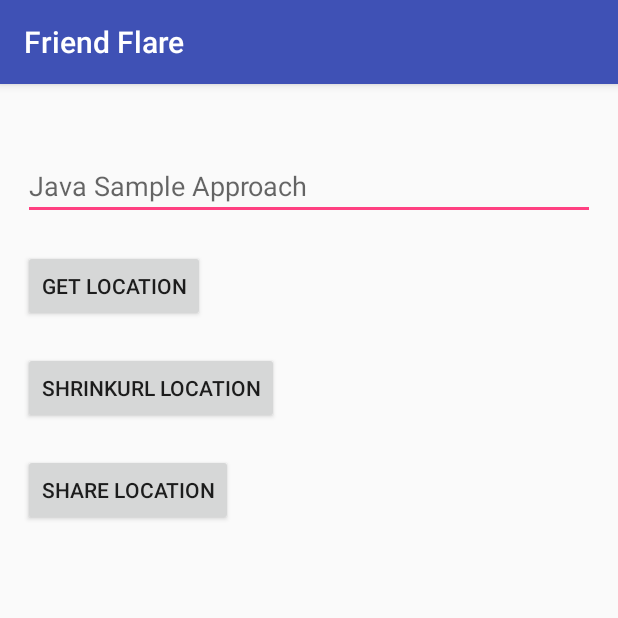
After one commit to paulin/-, an Android app: the SendLocationActivity screen opened directly, with no data from a screen before it, on a phone screen of 412 x 824 dp, the top half of it. The commit adds this screen. Run offline under Robolectric (Android 15) with nearby library versions, the phone set to English and light mode, and no system bars.

Commit message:
Added the get location screen

```diff
--- a/FriendFlare/src/main/AndroidManifest.xml
+++ b/FriendFlare/src/main/AndroidManifest.xml
@@ -26,7 +26,7 @@
                 <action android:name="android.intent.action.BOOT_COMPLETED"/>
             </intent-filter>
         </receiver>
-
+        <activity android:name=".SendLocationActivity"></activity>
     </application>
 
 </manifest>
--- /dev/null
+++ b/FriendFlare/src/main/java/com/mop/friendflare/SendLocationActivity.kt
@@ -0,0 +1,50 @@
+package com.mop.friendflare
+
+import android.content.ContentValues
+import android.os.Bundle
+import android.support.v7.app.AppCompatActivity
+import android.widget.Toast
+import kotlinx.android.synthetic.main.activity_location_request.*
+import kotlinx.android.synthetic.main.activity_send_location.*
+
+class SendLocationActivity : AppCompatActivity() {
+
+    var id = 0
+
+    override fun onCreate(savedInstanceState: Bundle?) {
+        super.onCreate(savedInstanceState)
+        setContentView(R.layout.activity_send_location)
+
+        try {
+            var bundle: Bundle = intent.extras
+            id = bundle.getInt("MainActId", 0)
+            if (id != 0) {
+                edtContent.setText(bundle.getString("MainActContent"))
+            }
+        } catch (ex: Exception) {
+        }
+
+        btGetGeo.setOnClickListener {
+
+            var values = ContentValues()
+
+
+            Toast.makeText(this, "Got GEO!", Toast.LENGTH_LONG).show()
+            values.put("Content", edtContent.text.toString())
+        }
+
+
+        btShrink.setOnClickListener {
+            Toast.makeText(this, "Shrinking URL", Toast.LENGTH_LONG).show()
+
+            var values = ContentValues()
+
+            values.put("Content", edtContent.text.toString())
+
+        }
+
+        btSend.setOnClickListener {
+            Toast.makeText(this, "Sending Geo", Toast.LENGTH_LONG).show()
+        }
+    }
+}
--- /dev/null
+++ b/FriendFlare/src/main/res/layout/activity_send_location.xml
@@ -0,0 +1,36 @@
+<?xml version="1.0" encoding="utf-8"?>
+<LinearLayout xmlns:android="http://schemas.android.com/apk/res/android"
+    android:layout_width="match_parent"
+    android:layout_height="match_parent"
+    android:orientation="vertical"
+    android:padding="15dp">
+
+    <EditText
+        android:id="@+id/edtTitle"
+        android:layout_width="match_parent"
+        android:layout_height="wrap_content"
+        android:layout_marginTop="30dp"
+        android:hint="Java Sample Approach"
+        android:inputType="textPersonName" />
+
+    <Button
+        android:id="@+id/btGetGeo"
+        android:layout_width="wrap_content"
+        android:layout_height="wrap_content"
+        android:layout_marginTop="20dp"
+        android:text="Get Location" />
+
+    <Button
+        android:id="@+id/btShrink"
+        android:layout_width="wrap_content"
+        android:layout_height="wrap_content"
+        android:layout_marginTop="20dp"
+        android:text="ShrinkURL Location" />
+
+    <Button
+        android:id="@+id/btSend"
+        android:layout_width="wrap_content"
+        android:layout_height="wrap_content"
+        android:layout_marginTop="20dp"
+        android:text="Share Location" />
+</LinearLayout>
--- a/FriendFlare/src/main/res/values/strings.xml
+++ b/FriendFlare/src/main/res/values/strings.xml
@@ -1,4 +1,4 @@
 <resources>
-    <string name="app_name">helloworld</string>
+    <string name="app_name">Friend Flare</string>
     <string name="action_settings">Settings</string>
 </resources>
```
Also changed, not shown: FriendFlare/src/main/java/com/mop/friendflare/MainActivity.kt (+14 -0 lines), FriendFlare/src/main/res/menu/menu_main.xml (+7 -0 lines).
